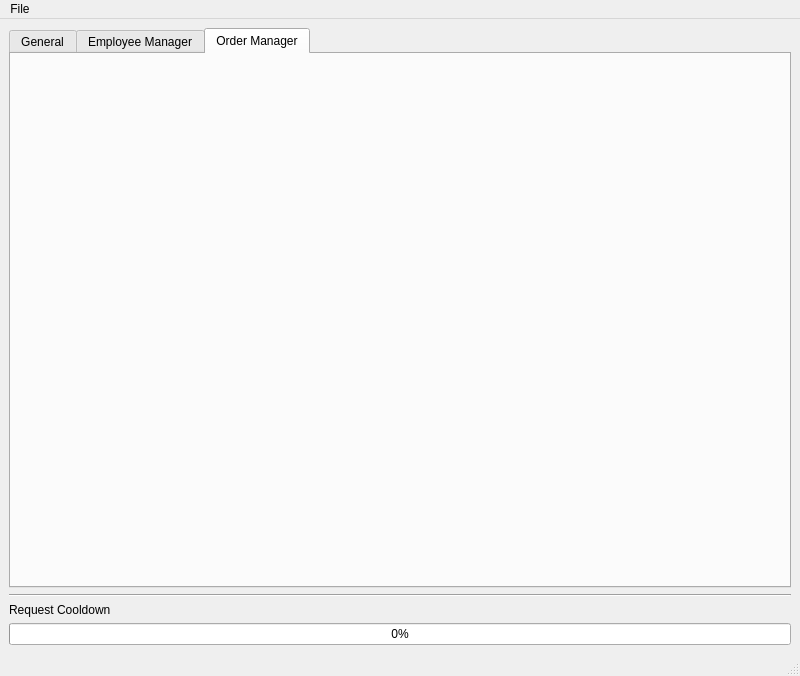
Before: the Qt Designer form src/ui/mainwindow.ui in justinmuskopf/taco_tuesday, drawn with Qt 5.
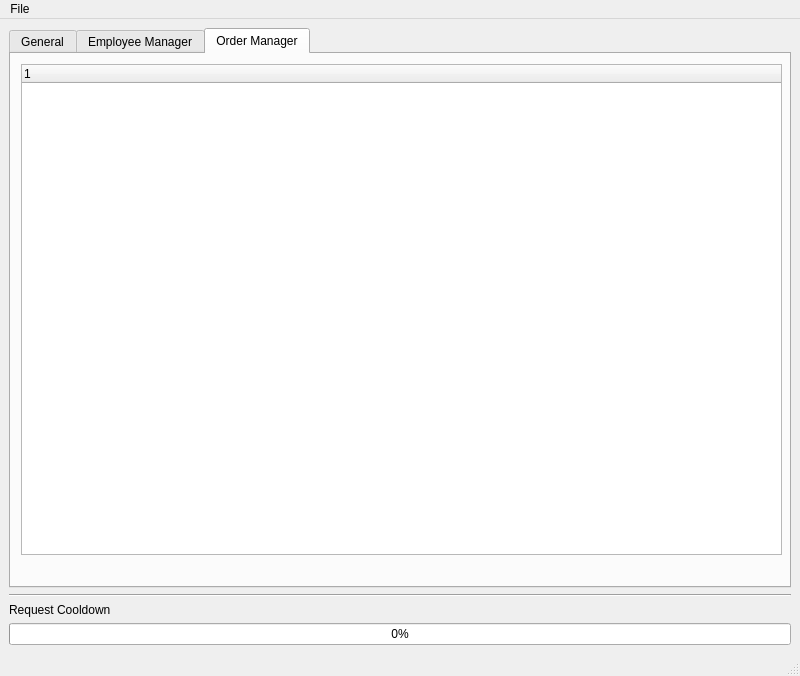
After: the same form once the commit is applied. The open tabs and pages were chosen to show the change. Custom widgets are drawn as their Qt base class.

```diff
--- a/src/ui/mainwindow.ui
+++ b/src/ui/mainwindow.ui
@@ -341,7 +341,17 @@
           <height>491</height>
          </rect>
         </property>
-        <layout class="QVBoxLayout" name="orderTabLayout"/>
+        <layout class="QVBoxLayout" name="orderTabLayout">
+         <item>
+          <widget class="TTOrderTree" name="orderTree">
+           <column>
+            <property name="text">
+             <string notr="true">1</string>
+            </property>
+           </column>
+          </widget>
+         </item>
+        </layout>
        </widget>
       </widget>
      </widget>
@@ -413,6 +423,11 @@
    <extends>QProgressBar</extends>
    <header location="global">src/cooldownbar.h</header>
   </customwidget>
+  <customwidget>
+   <class>TTOrderTree</class>
+   <extends>QTreeWidget</extends>
+   <header location="global">src/ttordertree.h</header>
+  </customwidget>
  </customwidgets>
  <resources/>
  <connections/>
```
Left out of the diff: 2 changed lines with no effect on the pictures.
